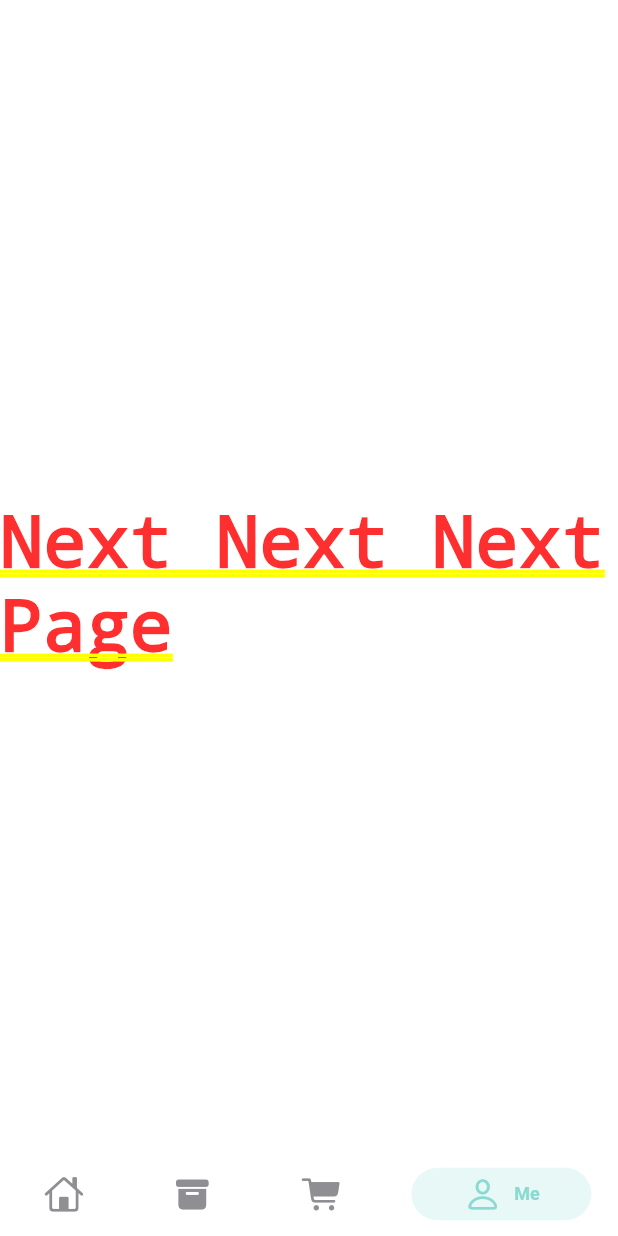
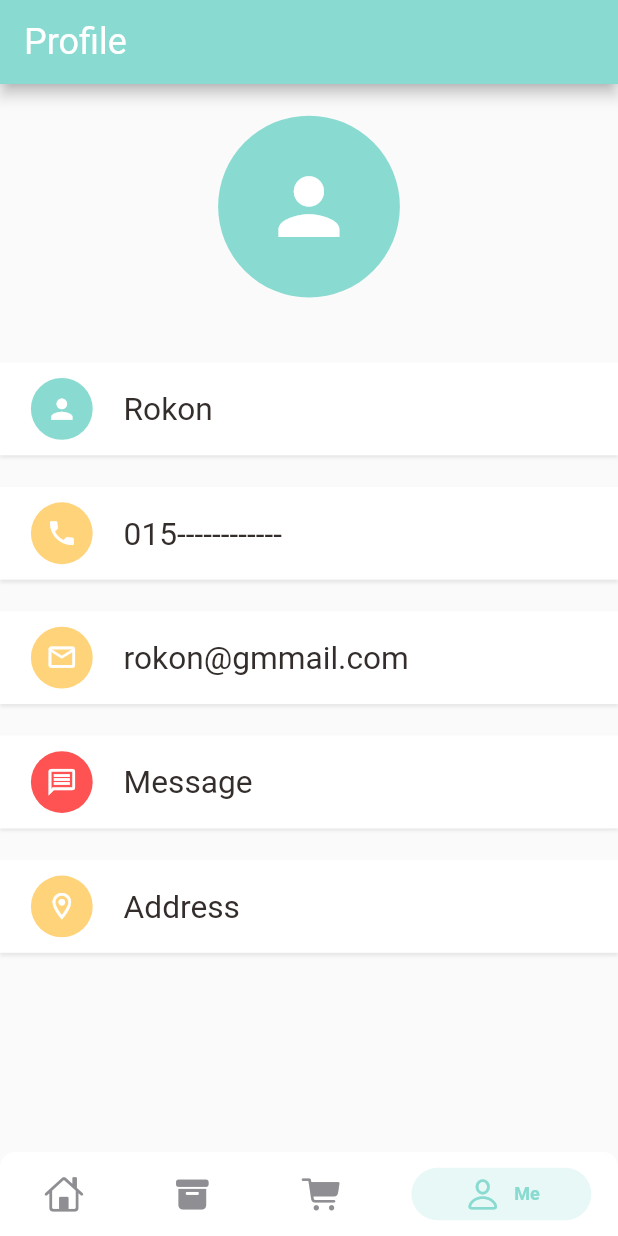
Before and after one commit to Rokon-556/restaurant_app_using_getx, a Flutter app: the screen it shows after launch, item 4 of the bottom bar chosen, on a phone screen of 412 x 824 dp. Run offline on Flutter 3.47's test engine with Material 2 defaults, Android fonts, the phone set to English and light mode, and no system bars; drawn by our look-alikes of persistent_bottom_nav_bar; our stand-ins replace dots_indicator, get, shared_preferences; network calls fail.

Commit message:
profile page static ui

```diff
--- /dev/null
+++ b/lib/pages/account/account_page.dart
@@ -0,0 +1,115 @@
+import 'package:flutter/material.dart';
+import 'package:food_delivery/pages/account/account_widget.dart';
+import 'package:food_delivery/utils/colors.dart';
+import 'package:food_delivery/utils/dimension.dart';
+import 'package:food_delivery/widgets/app_icon.dart';
+import 'package:food_delivery/widgets/big_text.dart';
+
+class AccountPage extends StatelessWidget {
+  const AccountPage({super.key});
+
+  @override
+  Widget build(BuildContext context) {
+    return Scaffold(
+      appBar: AppBar(
+        backgroundColor: AppColors.mainColor,
+        title: BigText(
+          text: 'Profile',
+          textSize: 24,
+          color: Colors.white,
+        ),
+      ),
+      body: Container(
+        margin: EdgeInsets.only(top: Dimension.height20),
+        width: double.maxFinite,
+        child: Column(
+          children: [
+            AppIcon(
+              icon: Icons.person,
+              iconSize: Dimension.height15 * 5,
+              size: Dimension.height15 * 10,
+              bgColor: AppColors.mainColor,
+              iconColor: Colors.white,
+            ),
+            SizedBox(
+              height: Dimension.height30,
+            ),
+            Expanded(
+                child: SingleChildScrollView(
+              child: Column(
+                children: [
+                  AccountWidget(
+                    appIcon: AppIcon(
+                      icon: Icons.person,
+                      iconSize: Dimension.height20,
+                      size: Dimension.height40,
+                      bgColor: AppColors.mainColor,
+                      iconColor: Colors.white,
+                    ),
+                    bigText: BigText(text: 'Rokon'),
+                  ),
+                  SizedBox(
+                    height: Dimension.height20,
+                  ),
+                  AccountWidget(
+                    appIcon: AppIcon(
+                      icon: Icons.phone,
+                      iconSize: Dimension.height20,
+                      size: Dimension.height40,
+                      bgColor: AppColors.yellowColor,
+                      iconColor: Colors.white,
+                    ),
+                    bigText: BigText(text: '015------------'),
+                  ),
+                  SizedBox(
+                    height: Dimension.height20,
+                  ),
+                  AccountWidget(
+                    appIcon: AppIcon(
+                      icon: Icons.email_outlined,
+                      iconSize: Dimension.height20,
+                      size: Dimension.height40,
+                      bgColor: AppColors.yellowColor,
+                      iconColor: Colors.white,
+                    ),
+                    bigText: BigText(text: 'rokon@gmmail.com'),
+                  ),
+                  SizedBox(
+                    height: Dimension.height20,
+                  ),
+                  AccountWidget(
+                    appIcon: AppIcon(
+                      icon: Icons.message_outlined,
+                      iconSize: Dimension.height20,
+                      size: Dimension.height40,
+                      bgColor: Colors.redAccent,
+                      iconColor: Colors.white,
+                    ),
+                    bigText: BigText(text: 'Message'),
+                  ),
+                  SizedBox(
+                    height: Dimension.height20,
+                  ),
+                  AccountWidget(
+                    appIcon: AppIcon(
+                      icon: Icons.location_on_outlined,
+                      iconSize: Dimension.height20,
+                      size: Dimension.height40,
+                      bgColor: AppColors.yellowColor,
+                      iconColor: Colors.white,
+                    ),
+                    bigText: BigText(text: 'Address'),
+                  ),
+                  SizedBox(
+                    height: Dimension.height20,
+                  ),
+
+                ],
+              ),
+            ))
+          ],
+        ),
+      ),
+    );
+  }
+}
--- /dev/null
+++ b/lib/pages/account/account_widget.dart
@@ -0,0 +1,34 @@
+import 'package:flutter/material.dart';
+import 'package:food_delivery/utils/dimension.dart';
+import 'package:food_delivery/widgets/app_icon.dart';
+import 'package:food_delivery/widgets/big_text.dart';
+
+class AccountWidget extends StatelessWidget {
+  final AppIcon appIcon;
+  final BigText bigText;
+  const AccountWidget({super.key, required this.appIcon, required this.bigText});
+
+  @override
+  Widget build(BuildContext context) {
+    return Container(
+      padding: EdgeInsets.only(
+        left: Dimension.width20,
+        top: Dimension.width10,
+        bottom: Dimension.width10
+      ),
+      decoration: BoxDecoration(
+        color: Colors.white,
+        boxShadow: [
+          BoxShadow(blurRadius: 1,offset: const Offset(0, 2),color: Colors.grey.withOpacity(0.2))
+        ],
+      ),
+      child: Row(
+        children: [
+          appIcon,
+          SizedBox(width: Dimension.width20,),
+          bigText,
+        ],
+      ),
+    );
+  }
+}
--- a/lib/pages/home/home_page.dart
+++ b/lib/pages/home/home_page.dart
@@ -1,5 +1,6 @@
 import 'package:flutter/cupertino.dart';
 import 'package:flutter/material.dart';
+import 'package:food_delivery/pages/account/account_page.dart';
 import 'package:food_delivery/pages/cart/cart_history.dart';
 import 'package:food_delivery/pages/home/main_food_page.dart';
 import 'package:food_delivery/utils/colors.dart';
@@ -35,9 +36,7 @@ class _HomePageState extends State<HomePage> {
         child: Text('Next Page'),
       ),
       CartHistoryPage(),
-      const Center(
-        child: Text('Next Next Next Page'),
-      ),
+      const AccountPage()
     ];
   }
 
```
